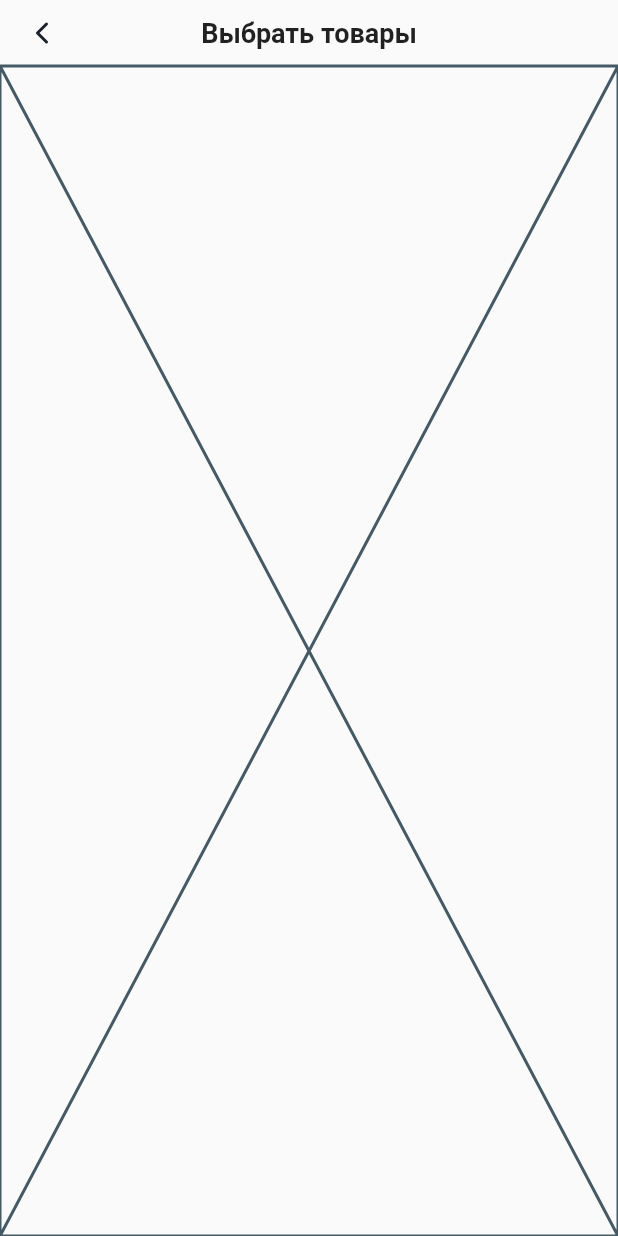
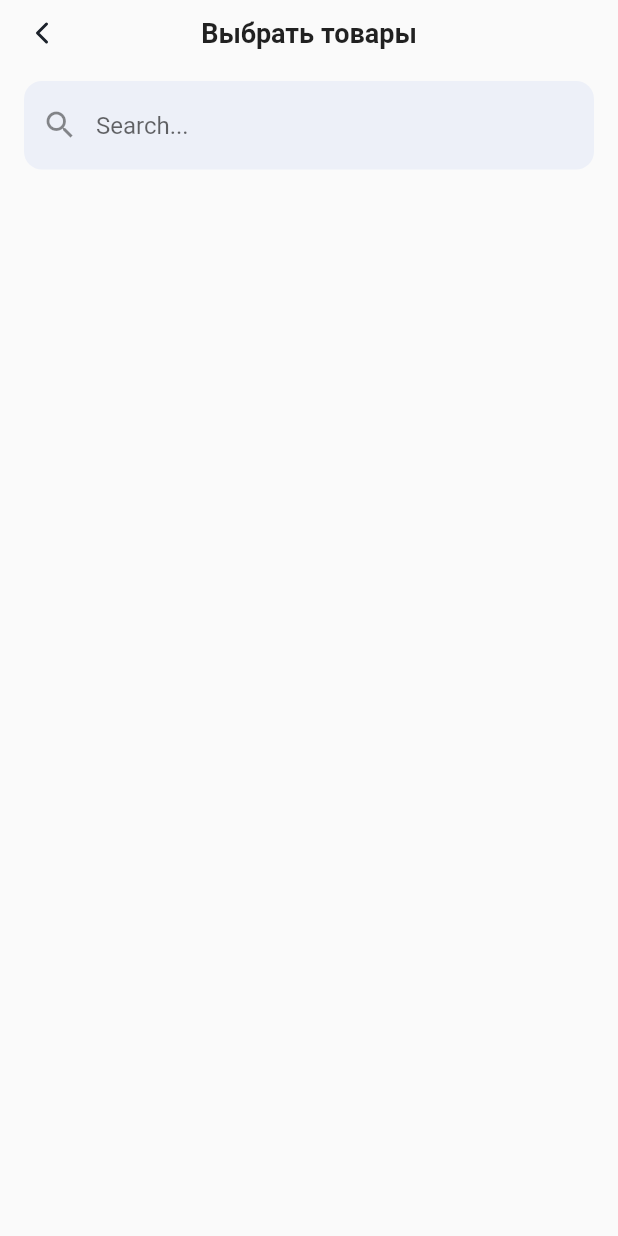
Before and after one commit to coffee3333/Neobis_Flutter_Figma, a Flutter app: the screen it shows after launch, on a phone screen of 412 x 824 dp. Run offline on Flutter 3.47's test engine with Material 2 defaults, Android fonts, the light colour scheme and no system bars; our stand-ins replace flutter_svg; Roboto replaces fonts that are missing (Nunito Sans).

Commit message:
Search field for choose product

```diff
--- a/lib/presentation/choose_product_page/choose_product_list/choose_product_list_view.dart
+++ b/lib/presentation/choose_product_page/choose_product_list/choose_product_list_view.dart
@@ -10,6 +10,32 @@ class ChoodeProductListView extends StatefulWidget {
 class _ChoodeProductListViewState extends State<ChoodeProductListView> {
   @override
   Widget build(BuildContext context) {
-    return const Placeholder();
+    return Padding(
+      padding: const EdgeInsets.symmetric(horizontal: 16, vertical: 10),
+      child: Column(
+        children: [
+          TextField(
+            onChanged: (value) {
+              // Handle the search query when the user types
+              // You can use the 'value' variable to perform search operations
+            },
+            decoration: InputDecoration(
+              fillColor: Color(0xFFEDF0F8),
+              filled: true,
+              enabledBorder: OutlineInputBorder(
+                borderRadius: BorderRadius.circular(12.0), // Border radius
+                borderSide: BorderSide(
+                  color: Colors.transparent, // Transparent border color
+                ),
+              ),
+
+              hintText: 'Search...', // Placeholder text
+              prefixIcon: Icon(Icons.search), // Icon to indicate search
+              border: OutlineInputBorder(), // Border around the text field
+            ),
+          )
+        ],
+      ),
+    );
   }
 }
```
